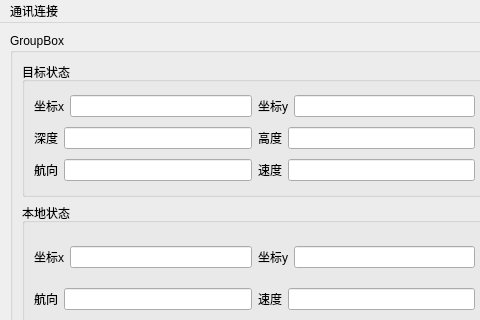
Above: mainwindow.ui from youdaous/TraceGUI before the change; both pictures show x 0 to 480 and y 0 to 320 of the 800 by 600 pixel window. Below: the same form after it.
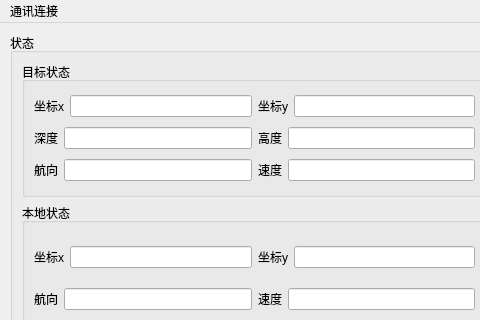
That is the form after the change.

```diff
--- a/mainwindow.ui
+++ b/mainwindow.ui
@@ -24,7 +24,7 @@
      </rect>
     </property>
     <property name="title">
-     <string>GroupBox</string>
+     <string>状态</string>
     </property>
     <layout class="QVBoxLayout" name="verticalLayout_4">
      <item>
```
